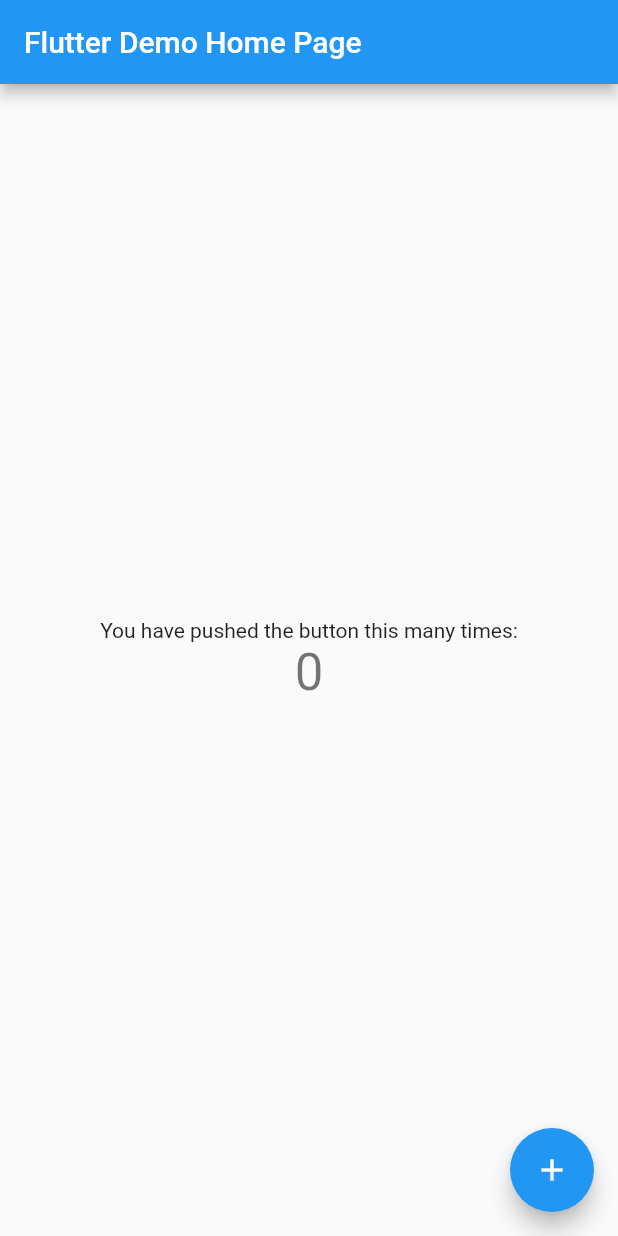
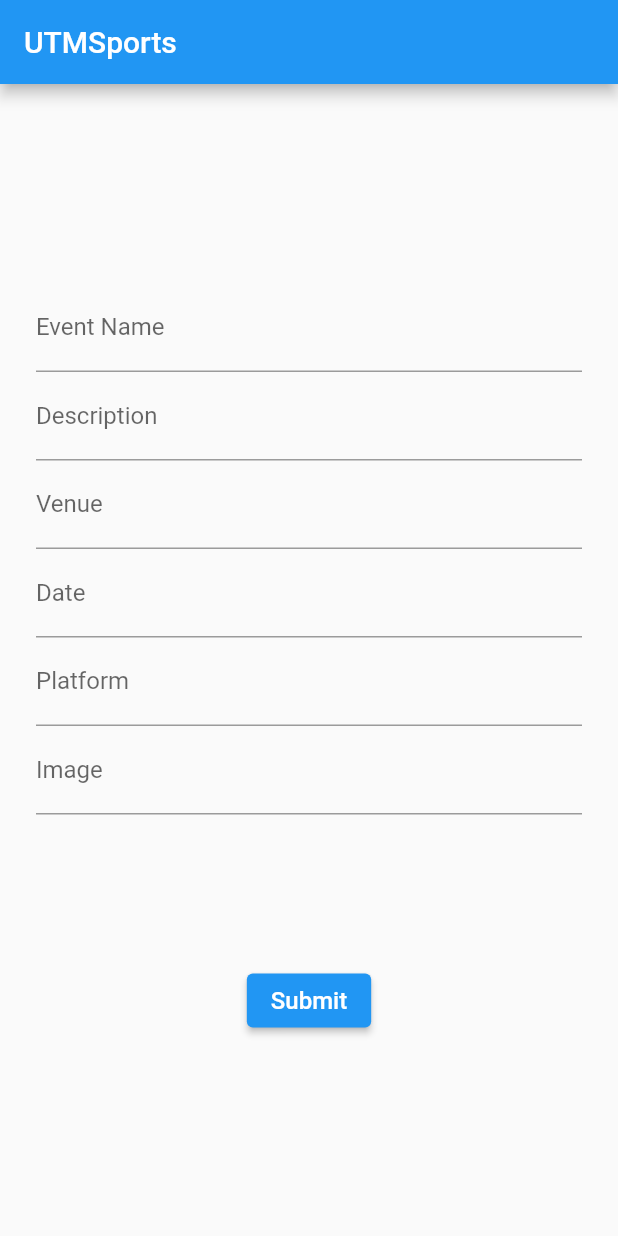
Before and after one commit to tanserxuen/UTMSports, a Flutter app: the screen it shows after launch, on a phone screen of 412 x 824 dp. Run offline on Flutter 3.47's test engine with Material 2 defaults, Android fonts, the phone set to English and light mode, and no system bars; our stand-ins replace firebase_core; accounts and stored records are empty.

Commit message:
basic add event form

```diff
--- /dev/null
+++ b/utmsport/lib/admin_post/view/create_post.dart
@@ -0,0 +1,133 @@
+import 'package:flutter/material.dart';
+
+class FormScreen extends StatefulWidget {
+  @override
+  State<StatefulWidget> createState() {
+    return FormScreenState();
+  }
+}
+
+class FormScreenState extends State<FormScreen> {
+  String _eventName;
+  String _description;
+  String _venue;
+  String _date;
+  String _platform;
+  String _image;
+
+  final GlobalKey<FormState> _formKey = GlobalKey<FormState>();
+
+  Widget _buildEventNameField() {
+    return TextFormField(
+        decoration: InputDecoration(labelText: "Event Name"),
+        validator: (String value) {
+          if (value.isEmpty) {
+            return "Name is required";
+          }
+        },
+        onSaved: (String value) {
+          _eventName = value;
+        });
+  }
+
+  Widget _buildDescriptionField() {
+    return TextFormField(
+        decoration: InputDecoration(labelText: "Description"),
+        validator: (String value) {
+          if (value.isEmpty) {
+            return "Description is required";
+          }
+        },
+        onSaved: (String value) {
+          _description = value;
+        });
+  }
+
+  Widget _buildVenueField() {
+    return TextFormField(
+        decoration: InputDecoration(labelText: "Venue"),
+        onSaved: (String value) {
+          _venue = value;
+        });
+  }
+
+  Widget _buildDateField() {
+    String toOriginalFormatString(DateTime dateTime) {
+      final y = dateTime.year.toString().padLeft(4, '0');
+      final m = dateTime.month.toString().padLeft(2, '0');
+      final d = dateTime.day.toString().padLeft(2, '0');
+      return "$y$m$d";
+    }
+
+    bool isValidDate(String input) {
+      final date = DateTime.parse(input);
+      final originalFormatString = toOriginalFormatString(date);
+      return input == originalFormatString;
+    }
+    return TextFormField(
+        decoration: InputDecoration(labelText: "Date"),
+        validator: (String value){
+          if(!isValidDate(value)){
+            return "Invalid Date";
+          }
+          else if(value.isEmpty){
+            return "Date is required.";
+          }
+        },
+        onSaved: (String value) {
+          _date = value;
+        });
+  }
+
+  Widget _buildPlatformField() {
+    return TextFormField(
+        decoration: InputDecoration(labelText: "Platform"),
+        onSaved: (String value) {
+          _platform = value;
+        });
+  }
+
+  Widget _buildImageField() {
+    return TextFormField(
+        decoration: InputDecoration(labelText: "Image"),
+        validator: (String value) {
+          if (value.isEmpty) {
+            return "Image is required";
+          }
+        },
+        onSaved: (String value) {
+          _image = value;
+        });
+  }
+
+  @override
+  Widget build(BuildContext context) {
+    return Scaffold(
+        body: Container(
+            margin: EdgeInsets.all(24),
+            child: Form(
+              key: _formKey,
+                child: Column(
+                    mainAxisAlignment: MainAxisAlignment.center,
+                    children: <Widget>[
+                  _buildEventNameField(),
+                  _buildDescriptionField(),
+                  _buildVenueField(),
+                  _buildDateField(),
+                  _buildPlatformField(),
+                  _buildImageField(),
+                  SizedBox(height: 100),
+                  ElevatedButton(
+                    child: Text("Submit",
+                        style: TextStyle(color: Colors.white, fontSize: 16)),
+                    onPressed: () => {
+                      if (!_formKey.currentState.validate()){
+                        print('abc'),
+                      }else
+                        {_formKey.currentState.save()},
+                      print(_eventName),
+                    },
+                  )
+                ]))));
+  }
+}
--- a/utmsport/lib/main.dart
+++ b/utmsport/lib/main.dart
@@ -1,48 +1,17 @@
 import 'package:flutter/material.dart';
 import 'package:firebase_core/firebase_core.dart';
+
+import 'package:utmsport/admin_post/view/create_post.dart';
 
 Future main() async {
   WidgetsFlutterBinding.ensureInitialized();
   await Firebase.initializeApp();
 
-  runApp(MyApp());
-}
-
-class MyApp extends StatelessWidget {
-  // This widget is the root of your application.
-  @override
-  Widget build(BuildContext context) {
-    return MaterialApp(
-      title: 'Flutter Demo',
-      theme: ThemeData(
-        // This is the theme of your application.
-        //
-        // Try running your application with "flutter run". You'll see the
-        // application has a blue toolbar. Then, without quitting the app, try
-        // changing the primarySwatch below to Colors.green and then invoke
-        // "hot reload" (press "r" in the console where you ran "flutter run",
-        // or simply save your changes to "hot reload" in a Flutter IDE).
-        // Notice that the counter didn't reset back to zero; the application
-        // is not restarted.
-        primarySwatch: Colors.blue,
-      ),
-      home: MyHomePage(title: 'Flutter Demo Home Page'),
-    );
-  }
+  runApp(MyHomePage());
 }
 
 class MyHomePage extends StatefulWidget {
   MyHomePage({Key key, this.title}) : super(key: key);
-
-  // This widget is the home page of your application. It is stateful, meaning
-  // that it has a State object (defined below) that contains fields that affect
-  // how it looks.
-
-  // This class is the configuration for the state. It holds the values (in this
-  // case the title) provided by the parent (in this case the App widget) and
-  // used by the build method of the State. Fields in a Widget subclass are
-  // always marked "final".
-
   final String title;
 
   @override
@@ -50,68 +19,15 @@ class MyHomePage extends StatefulWidget {
 }
 
 class _MyHomePageState extends State<MyHomePage> {
-  int _counter = 0;
-
-  void _incrementCounter() {
-    setState(() {
-      // This call to setState tells the Flutter framework that something has
-      // changed in this State, which causes it to rerun the build method below
-      // so that the display can reflect the updated values. If we changed
-      // _counter without calling setState(), then the build method would not be
-      // called again, and so nothing would appear to happen.
-      _counter++;
-    });
-  }
-
   @override
   Widget build(BuildContext context) {
-    // This method is rerun every time setState is called, for instance as done
-    // by the _incrementCounter method above.
-    //
-    // The Flutter framework has been optimized to make rerunning build methods
-    // fast, so that you can just rebuild anything that needs updating rather
-    // than having to individually change instances of widgets.
-    return Scaffold(
-      appBar: AppBar(
-        // Here we take the value from the MyHomePage object that was created by
-        // the App.build method, and use it to set our appbar title.
-        title: Text(widget.title),
-      ),
-      body: Center(
-        // Center is a layout widget. It takes a single child and positions it
-        // in the middle of the parent.
-        child: Column(
-          // Column is also a layout widget. It takes a list of children and
-          // arranges them vertically. By default, it sizes itself to fit its
-          // children horizontally, and tries to be as tall as its parent.
-          //
-          // Invoke "debug painting" (press "p" in the console, choose the
-          // "Toggle Debug Paint" action from the Flutter Inspector in Android
-          // Studio, or the "Toggle Debug Paint" command in Visual Studio Code)
-          // to see the wireframe for each widget.
-          //
-          // Column has various properties to control how it sizes itself and
-          // how it positions its children. Here we use mainAxisAlignment to
-          // center the children vertically; the main axis here is the vertical
-          // axis because Columns are vertical (the cross axis would be
-          // horizontal).
-          mainAxisAlignment: MainAxisAlignment.center,
-          children: <Widget>[
-            Text(
-              'You have pushed the button this many times:',
-            ),
-            Text(
-              '$_counter',
-              style: Theme.of(context).textTheme.headline4,
-            ),
-          ],
+    return MaterialApp(
+      home: Scaffold(
+        appBar: AppBar(
+          title: Text('UTMSports'),
         ),
-      ),
-      floatingActionButton: FloatingActionButton(
-        onPressed: _incrementCounter,
-        tooltip: 'Increment',
-        child: Icon(Icons.add),
-      ), // This trailing comma makes auto-formatting nicer for build methods.
+        body: FormScreen(),
+      )
     );
   }
 }
```
Also changed, not shown: utmsport/pubspec.lock.
